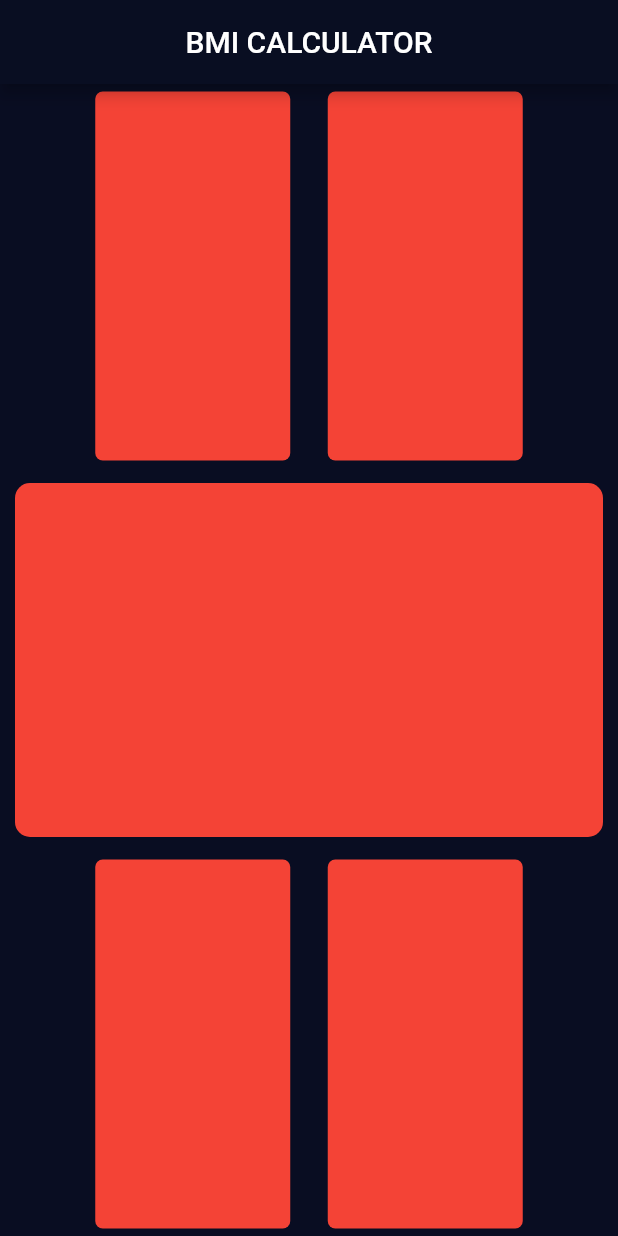
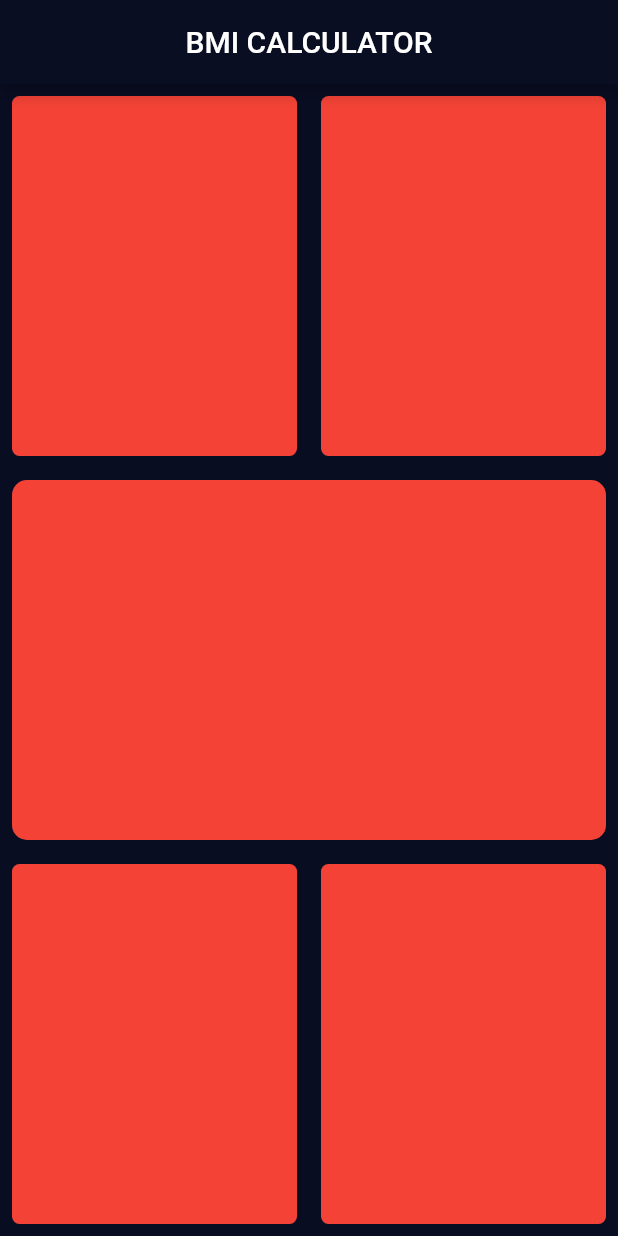
Before and after one commit to haguremon/bml_calculator_app, a Flutter app: the screen it shows after launch, on a phone screen of 412 x 824 dp. Run offline on Flutter 3.47's test engine with Material 2 defaults, Android fonts, the phone set to English and light mode, and no system bars.

Commit message:
自分でやってみたやつをアンジェラドクターの変更したドクターの方が簡潔

```diff
--- a/lib/input_page.dart
+++ b/lib/input_page.dart
@@ -14,78 +14,65 @@ class _InputPageState extends State<InputPage> {
         centerTitle: true,
         title: const Text('BMI CALCULATOR'),
       ),
-      body: Center(
-        child: Column(
+      body: Column(
         children: [
           Expanded(
             child: Row(
-                mainAxisAlignment: MainAxisAlignment.center,
               children: [
-                  Container(
-                    margin: const EdgeInsets.all(5),
-                    padding: const EdgeInsets.all(10),
-                    height: 250.0,
-                    width: 130,
+                Expanded(
+                  child: Container(
+                    margin: const EdgeInsets.all(8),
                     decoration: BoxDecoration(
                         color: Colors.red, //Color(0xFF1E1F32),
                         borderRadius: BorderRadius.circular(5)),
                   ),
-                  const SizedBox(
-                    width: 15,
                 ),
-                  Container(
-                    margin: const EdgeInsets.all(5),
-                    padding: const EdgeInsets.all(10),
-                    height: 250.0,
-                    width: 130,
+                Expanded(
+                  child: Container(
+                    margin: const EdgeInsets.all(8),
                     decoration: BoxDecoration(
                         color: Colors.red, //Color(0xFF1E1F32),,
                         borderRadius: BorderRadius.circular(5)),
                   ),
+                ),
               ],
             ),
           ),
+
           Expanded(
             child: Container(
-                margin: const EdgeInsets.all(10),
-                padding: const EdgeInsets.all(10),
-                height: 80.0,
-                width: double.infinity,
+              margin: const EdgeInsets.all(8),
               decoration: BoxDecoration(
                   color: Colors.red, //Color(0xFF1E1F32),,
                   borderRadius: BorderRadius.circular(10)),
             ),
           ),
+
           Expanded(
             child: Row(
-                mainAxisAlignment: MainAxisAlignment.center,
               children: [
-                  Container(
-                    margin: const EdgeInsets.all(5),
-                    padding: const EdgeInsets.all(10),
-                    height: 250.0,
-                    width: 130,
+                Expanded(
+                  child: Container(
+                    margin: const EdgeInsets.all(8),
                     decoration: BoxDecoration(
                         color: Colors.red, //Color(0xFF1E1F32),
                         borderRadius: BorderRadius.circular(5)),
                   ),
-                  const SizedBox(
-                    width: 15,
                 ),
-                  Container(
-                    margin: const EdgeInsets.all(5),
-                    padding: const EdgeInsets.all(10),
-                    height: 250.0,
-                    width: 130,
+
+                Expanded(
+                  child: Container(
+                    margin: const EdgeInsets.all(8),
+
                     decoration: BoxDecoration(
                         color: Colors.red, //Color(0xFF1E1F32),,
                         borderRadius: BorderRadius.circular(5)),
+                  ),
                 ),
               ],
             ),
           )
         ],
-        ),
       ),
     );
   }
```
Lines whose indentation alone changed are shown as unchanged.
